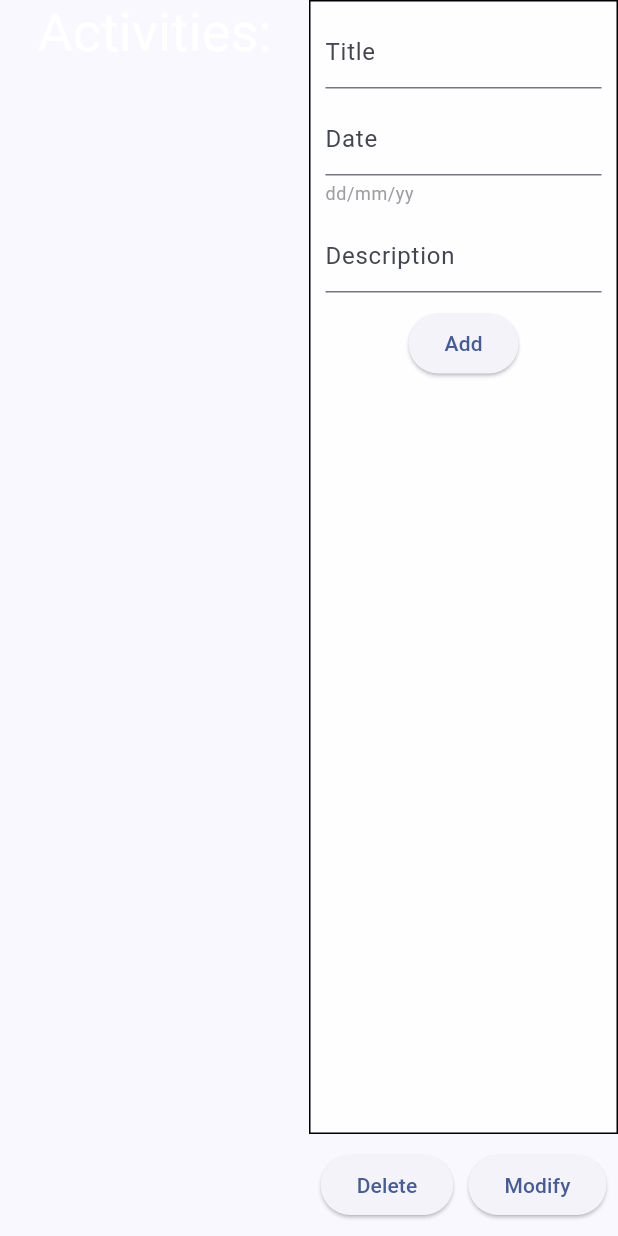
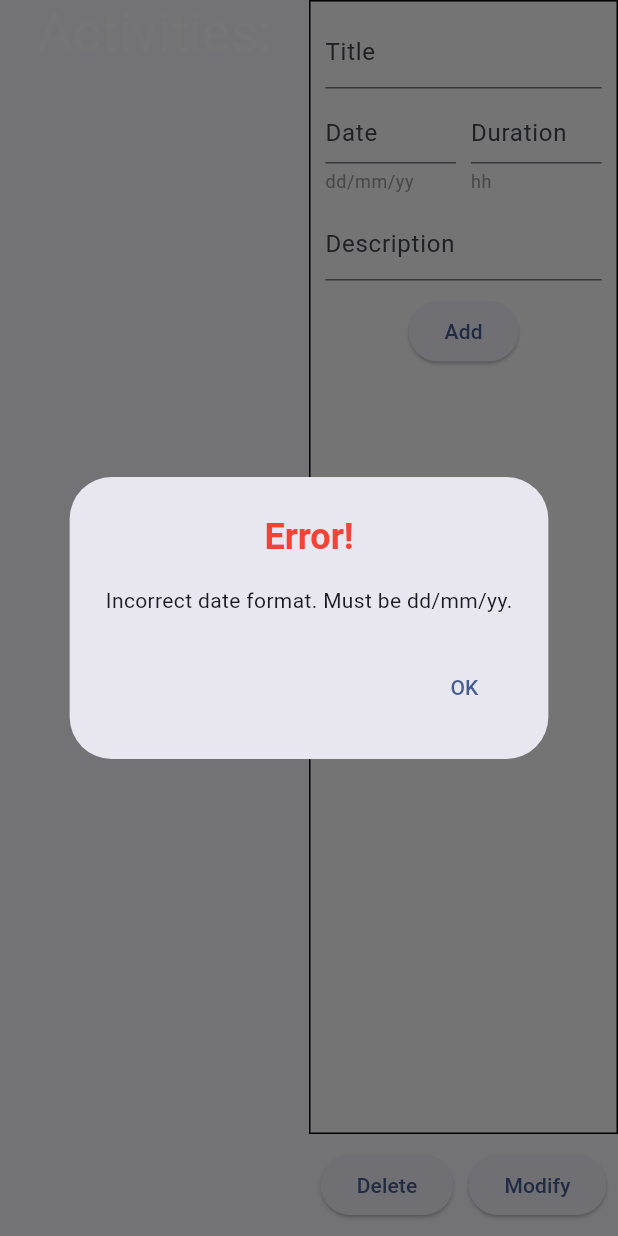
Before and after one commit to MarzioDellaBosca/T-Time-Tracker, a Flutter app: the ActivitiesPage widget shown alone on an empty page, opened directly with empty values, after a tap on "Add", on a phone screen of 412 x 824 dp. Run offline on Flutter 3.47's test engine with Material 3 defaults, Android fonts, the phone set to English and light mode, and no system bars; our stand-ins replace table_calendar.

Commit message:
definizione variabile durata per attività, validazione input date e durata e algoritmo ordinamento attività su date

```diff
--- a/lib/Models/Activity.dart
+++ b/lib/Models/Activity.dart
@@ -4,12 +4,18 @@ class Activity {
   String _title;
   final int _id;
   String _date;
-  String? _description;
+  String _description;
+  int _duration;
 
-  Activity({required String title, required String date, String? description})
+  Activity(
+      {required String title,
+      required String date,
+      required String description,
+      required int duration})
       : _title = title,
         _date = date,
         _description = description,
+        _duration = duration,
         _id = Random().nextInt(10000000);
 
   void setDescription(String newDescription) {
@@ -24,8 +30,12 @@ class Activity {
     this._title = newTitle;
   }
 
+  void setDuration(int newDuration) {
+    this._duration = newDuration;
+  }
+
   String getDescription() {
-    return this._description ?? "No description";
+    return this._description;
   }
 
   String getDate() {
@@ -36,6 +46,10 @@ class Activity {
     return this._title;
   }
 
+  int getDuration() {
+    return this._duration;
+  }
+
   int getId() {
     return this._id;
   }
--- a/lib/Models/Providers.dart
+++ b/lib/Models/Providers.dart
@@ -1,6 +1,7 @@
 //import 'package:provider/provider.dart';
 import 'package:flutter/material.dart';
 import 'package:flutter_tracker_application/Models/Activity.dart';
+import 'package:intl/intl.dart';
 
 class PageIndexProvider extends ChangeNotifier {
   int _selectedIndex = 0;
@@ -20,11 +21,20 @@ class ActivitiesProvider extends ChangeNotifier {
 
   void addActivity(Activity activity) {
     _activities.add(activity);
-    notifyListeners();
+    sortActivitiesByDate();
   }
 
   void deleteActivity(Activity activity) {
     _activities.remove(activity);
     notifyListeners();
   }
+
+  void sortActivitiesByDate() {
+    _activities.sort((a, b) {
+      DateTime dateA = DateFormat('dd/MM/yy').parse(a.getDate());
+      DateTime dateB = DateFormat('dd/MM/yy').parse(b.getDate());
+      return dateA.compareTo(dateB);
+    });
+    notifyListeners();
+  }
 }
--- a/lib/Pages/ActivitiesPage.dart
+++ b/lib/Pages/ActivitiesPage.dart
@@ -14,10 +14,45 @@ class ActivitiesPage extends StatefulWidget {
 class _ActivitiesPageState extends State<ActivitiesPage> {
   final titleController = TextEditingController();
   final dateController = TextEditingController();
+  final durationController = TextEditingController();
   final descriptionController = TextEditingController();
 
   List<Activity> get activities => widget.activities;
   Activity? selectedActivity;
+
+  bool isNotValidDuration(String dur) {
+    try {
+      int.parse(dur);
+      return false;
+    } catch (e) {
+      return true;
+    }
+  }
+
+  void errorDiag(String msg) {
+    showDialog(
+      context: context,
+      builder: (BuildContext context) {
+        return AlertDialog(
+          title: Center(
+            child: Text(
+              'Error!',
+              style: TextStyle(fontWeight: FontWeight.bold, color: Colors.red),
+            ),
+          ),
+          content: Text(msg),
+          actions: <Widget>[
+            TextButton(
+              child: Text('OK'),
+              onPressed: () {
+                Navigator.of(context).pop();
+              },
+            ),
+          ],
+        );
+      },
+    );
+  }
 
   void deleteActivity() {
     if (selectedActivity != null) {
@@ -41,13 +76,27 @@ class _ActivitiesPageState extends State<ActivitiesPage> {
           titleController.clear();
         }
         if (dateController.text.isNotEmpty) {
+          if (!RegExp(r'^\d{2}/\d{2}/\d{2}$').hasMatch(dateController.text)) {
+            // Se la data non è nel formato corretto, mostra un AlertDialog
+            errorDiag('Incorrect date format. Must be dd/mm/yy.');
+          } else {
             activitiesProvider.activities[index].setDate(dateController.text);
             dateController.clear();
+          }
         }
         if (descriptionController.text.isNotEmpty) {
           activitiesProvider.activities[index]
               .setDescription(descriptionController.text);
           descriptionController.clear();
+        }
+        if (durationController.text.isNotEmpty) {
+          if (isNotValidDuration(durationController.text)) {
+            errorDiag('Incorrect duration format. Must be hh.');
+          } else {
+            activitiesProvider.activities[index]
+                .setDuration(int.parse(durationController.text));
+            durationController.clear();
+          }
         }
 
         // Notifica il provider che le attività sono cambiate
@@ -59,9 +108,23 @@ class _ActivitiesPageState extends State<ActivitiesPage> {
   void addActivity() {
     String title = titleController.text;
     String date = dateController.text;
+    String duration = durationController.text;
     String description = descriptionController.text;
-    Activity newActivity =
-        Activity(title: title, date: date, description: description);
+
+    if (duration.isEmpty) duration = '0';
+    if (description.isEmpty) description = 'No description';
+
+    if (!RegExp(r'^\d{2}/\d{2}/\d{2}$').hasMatch(date)) {
+      // Se la data non è nel formato corretto, mostra un AlertDialog
+      errorDiag('Incorrect date format. Must be dd/mm/yy.');
+    } else if (isNotValidDuration(duration)) {
+      errorDiag('Incorrect duration format. Must be hh.');
+    } else {
+      Activity newActivity = Activity(
+          title: title,
+          date: date,
+          description: description,
+          duration: int.parse(duration));
 
       Provider.of<ActivitiesProvider>(context, listen: false)
           .addActivity(newActivity);
@@ -69,6 +132,8 @@ class _ActivitiesPageState extends State<ActivitiesPage> {
       titleController.clear();
       dateController.clear();
       descriptionController.clear();
+      durationController.clear();
+    }
   }
 
   void selectActivity(Activity activity) {
@@ -147,14 +212,39 @@ class _ActivitiesPageState extends State<ActivitiesPage> {
                             textAlign: TextAlign.center,
                           ),
                           SizedBox(height: 10),
-                          TextField(
+                          Container(
+                            height: 60.0,
+                            width: double.infinity,
+                            child: Row(
+                              mainAxisAlignment: MainAxisAlignment.spaceEvenly,
+                              children: [
+                                Expanded(
+                                  child: TextField(
                                     controller: dateController,
                                     decoration: InputDecoration(
                                         labelText: 'Date',
                                         helperText: 'dd/mm/yy',
-                                helperStyle: TextStyle(color: Colors.grey)),
+                                        helperStyle:
+                                            TextStyle(color: Colors.grey)),
                                     style: TextStyle(fontSize: 10),
                                     textAlign: TextAlign.center,
+                                  ),
+                                ),
+                                SizedBox(width: 10),
+                                Expanded(
+                                  child: TextField(
+                                    controller: durationController,
+                                    decoration: InputDecoration(
+                                        labelText: 'Duration',
+                                        helperText: 'hh',
+                                        helperStyle:
+                                            TextStyle(color: Colors.grey)),
+                                    style: TextStyle(fontSize: 10),
+                                    textAlign: TextAlign.center,
+                                  ),
+                                )
+                              ],
+                            ),
                           ),
                           SizedBox(height: 10),
                           TextField(
@@ -232,6 +322,26 @@ class _ActivitiesPageState extends State<ActivitiesPage> {
                                                 ],
                                               ),
                                             ),
+                                            RichText(
+                                              text: TextSpan(
+                                                text: 'Duration: ',
+                                                style:
+                                                    DefaultTextStyle.of(context)
+                                                        .style
+                                                        .copyWith(
+                                                            fontWeight:
+                                                                FontWeight
+                                                                    .bold),
+                                                children: <TextSpan>[
+                                                  TextSpan(
+                                                      text:
+                                                          '${selectedActivity!.getDuration()} h',
+                                                      style: TextStyle(
+                                                          fontWeight: FontWeight
+                                                              .normal)),
+                                                ],
+                                              ),
+                                            ),
                                           ],
                                         ),
                                         SizedBox(height: 10),
--- a/lib/Pages/CalendarPage.dart
+++ b/lib/Pages/CalendarPage.dart
@@ -1,12 +1,17 @@
 import 'package:flutter/material.dart';
+import 'package:flutter_tracker_application/Models/Activity.dart';
 import 'package:table_calendar/table_calendar.dart';
 
 class CalendarPage extends StatefulWidget {
+  final List<Activity> activities;
+  CalendarPage({required this.activities});
+
   @override
   State<CalendarPage> createState() => _CalendarPageState();
 }
 
 class _CalendarPageState extends State<CalendarPage> {
+  List<Activity> get activities => widget.activities;
   @override
   Widget build(BuildContext context) {
     //final theme = Theme.of(context);
--- a/lib/Pages/HomePage.dart
+++ b/lib/Pages/HomePage.dart
@@ -38,7 +38,7 @@ class _HomePageState extends State<HomePage> {
         page = const Placeholder();
         break;
       case 3:
-        page = CalendarPage();
+        page = CalendarPage(activities: activitiesProvider.activities);
         break;
       case 4:
         page = const Placeholder();
--- a/pubspec.yaml
+++ b/pubspec.yaml
@@ -11,6 +11,8 @@ dependencies:
     sdk: flutter
   provider: ^6.0.0
   table_calendar: ^3.0.3
+  intl: ^0.17.0
+
 
 
 dev_dependencies:
```
Also changed, not shown: pubspec.lock. Lines whose indentation alone changed are shown as unchanged.
